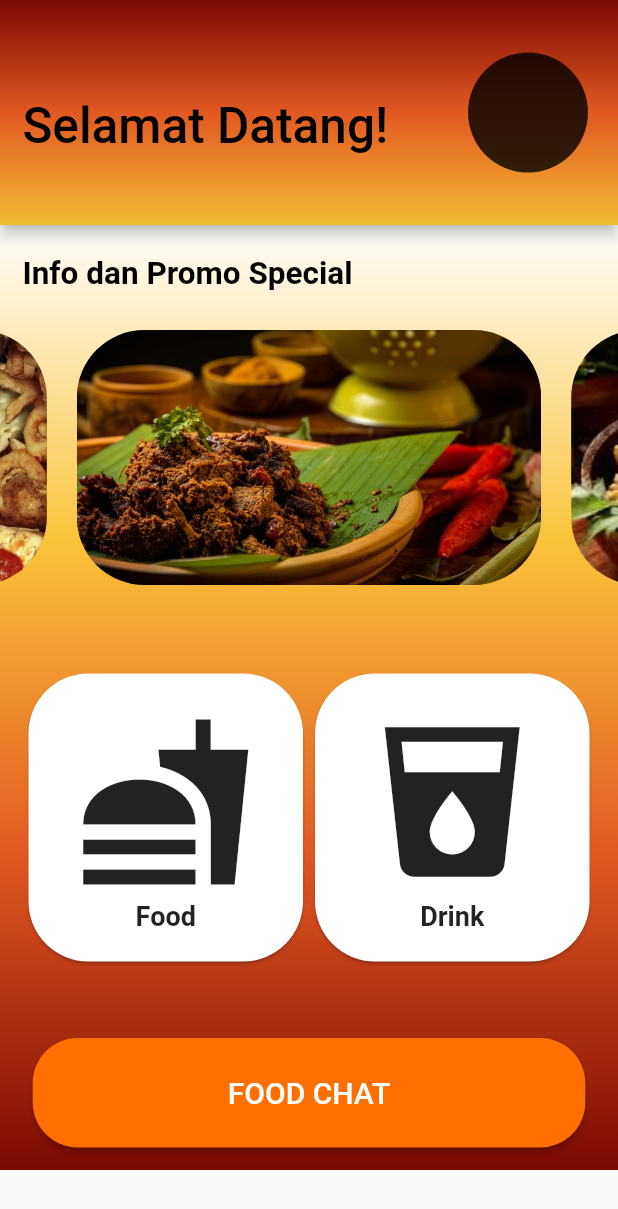
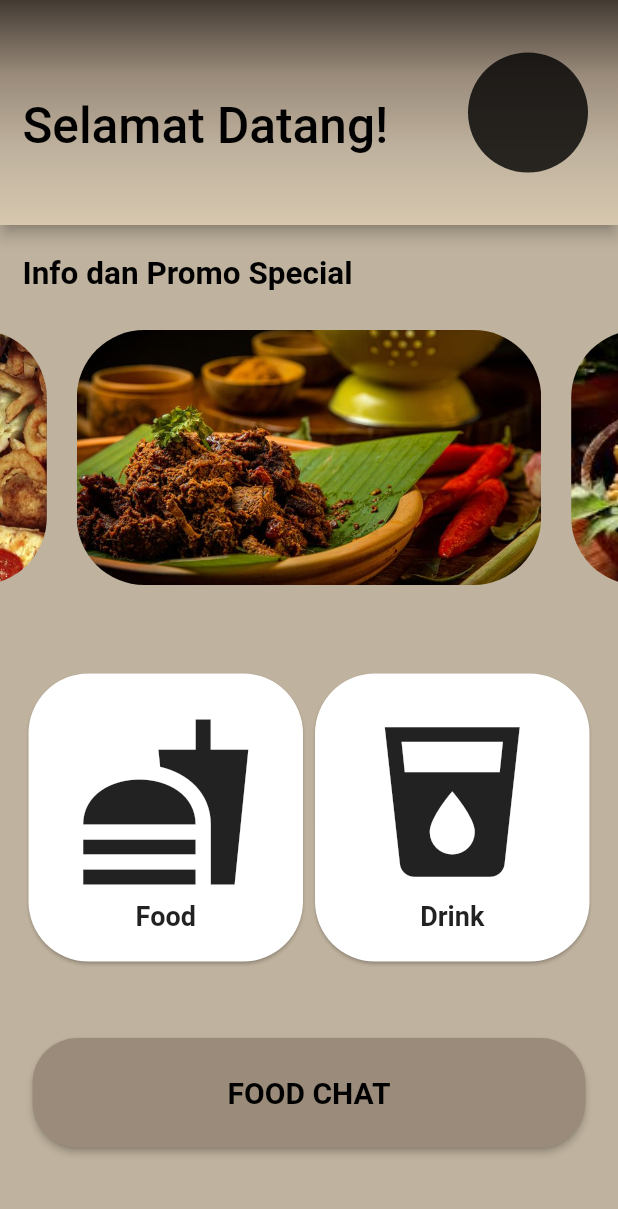
Before and after one commit to mputt26/Katalagog-Apps, a Flutter app: the HomePage screen opened directly with empty values, on a phone screen of 412 x 824 dp. Shown: the top 1209 px of the screen. Run offline on Flutter 3.47's test engine with Material 2 defaults, Android fonts, the phone set to English and light mode, and no system bars; drawn by our look-alikes of carousel_slider; our stand-ins replace dio; network calls fail; Roboto replaces fonts that are missing (MochiyPopPOne, Poppins).

Commit message:
update color

```diff
--- a/lib/pages/home_page.dart
+++ b/lib/pages/home_page.dart
@@ -47,20 +47,22 @@ class _HomePageState extends State<HomePage> {
   @override
   Widget build(BuildContext context) {
     return Scaffold(
+      backgroundColor: Color.fromARGB(255, 191, 178, 158),
+
       appBar: appBarHandler(context),
       body: Container(
-          decoration: BoxDecoration(
-            gradient: LinearGradient(
-              colors: [
-                Colors.white,
-                Color.fromARGB(255, 250, 196, 58),
-                Color.fromARGB(255, 226, 88, 34),
-                Color.fromARGB(255, 124, 10, 2),
-              ],
-              begin: Alignment.topCenter,
-              end: Alignment.bottomCenter,
-            ),
-          ),
+          // decoration: BoxDecoration(
+          //   gradient: LinearGradient(
+          //     colors: [
+          //       Colors.white,
+          //       Color.fromARGB(255, 250, 196, 58),
+          //       Color.fromARGB(255, 226, 88, 34),
+          //       Color.fromARGB(255, 124, 10, 2),
+          //     ],
+          //     begin: Alignment.topCenter,
+          //     end: Alignment.bottomCenter,
+          //   ),
+          // ),
           child: mainPage()),
       // floatingActionButton: msgButton(context),
     );
@@ -78,9 +80,10 @@ class _HomePageState extends State<HomePage> {
         decoration: BoxDecoration(
           gradient: LinearGradient(
             colors: [
-              Color.fromARGB(255, 124, 10, 2),
-              Color.fromARGB(255, 226, 88, 34),
-              Color.fromARGB(255, 241, 188, 49),
+              Color.fromARGB(255, 66, 58, 50),
+              Color.fromARGB(255, 154, 139, 122),
+              Color.fromARGB(255, 191, 178, 158),
+              Color.fromARGB(255, 214, 199, 174),
             ],
             begin: Alignment.topCenter,
             end: Alignment.bottomCenter,
@@ -258,12 +261,13 @@ class _HomePageState extends State<HomePage> {
         );
       },
       style: ElevatedButton.styleFrom(
-          backgroundColor: Colors.amber.shade900,
+          backgroundColor: const Color.fromARGB(255, 154, 139, 122),
           shape: RoundedRectangleBorder(
             borderRadius: BorderRadius.circular(30),
           ),
           padding: EdgeInsets.symmetric(vertical: 25, horizontal: 130)),
-      child: Text('FOOD CHAT', style: defaultW.copyWith(fontSize: 20)),
+      child: Text('FOOD CHAT',
+          style: defaultB.copyWith(fontSize: 20, fontWeight: FontWeight.bold)),
     );
   }
 }
```
